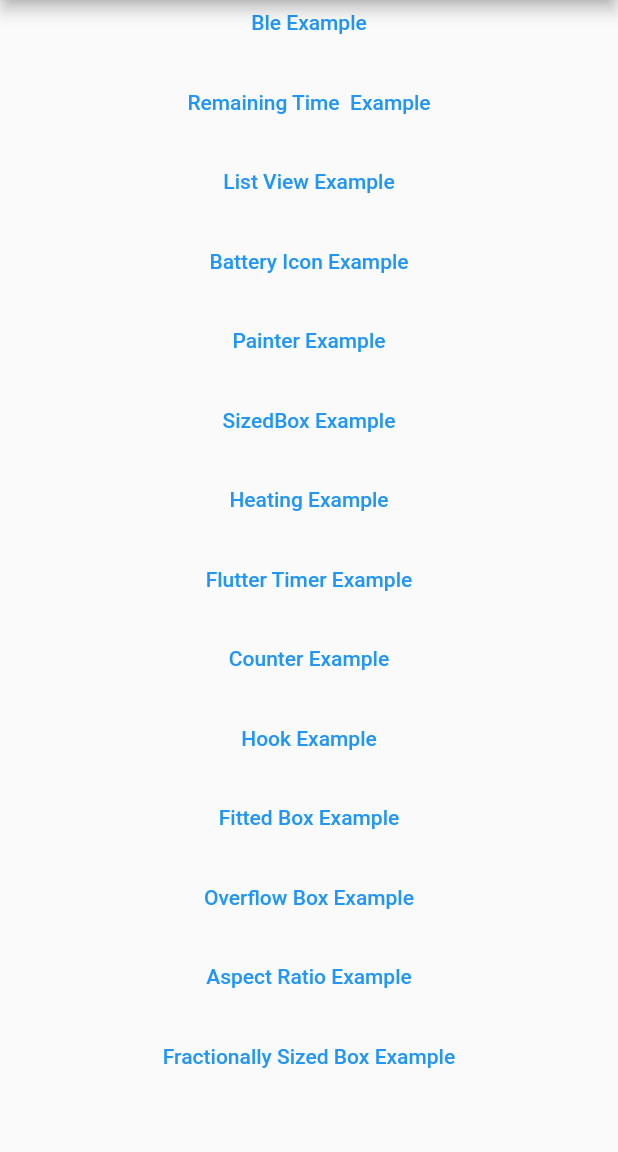
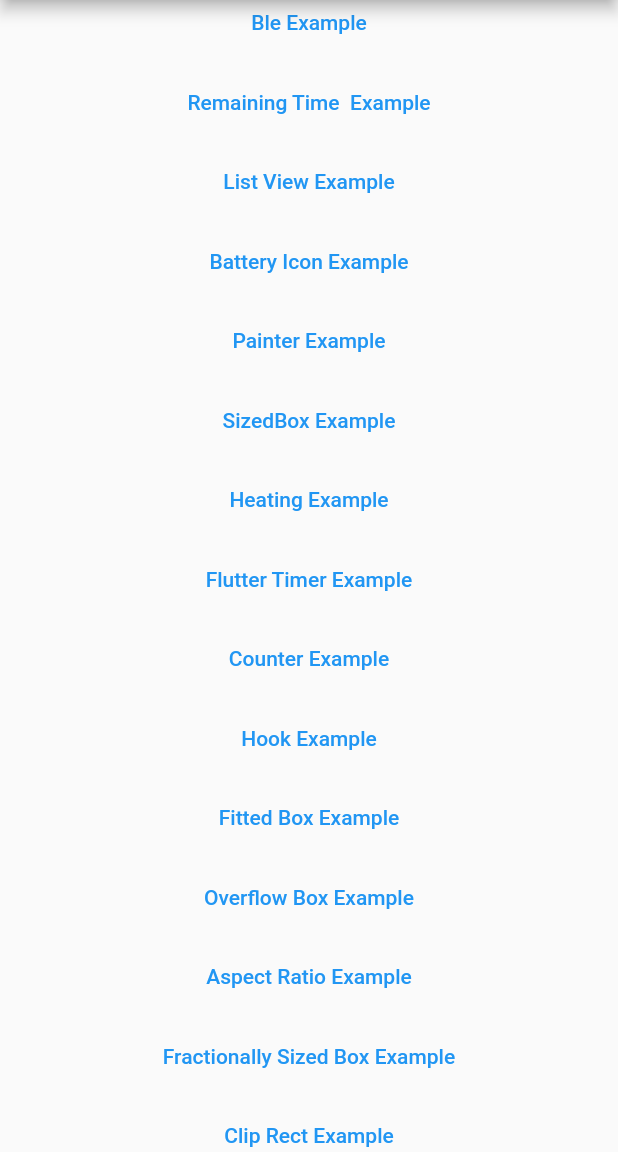
Before and after one commit to simonyang81/practice_flutter, a Flutter app: the screen it shows after launch, scrolled down 963 dp, on a phone screen of 412 x 824 dp, the part 84-1236 px from its top. Run offline on Flutter 3.47's test engine with Material 2 defaults, Android fonts, the phone set to English and light mode, and no system bars; our stand-ins replace flutter_blue_plus, flutter_hooks, flutter_spinkit, get, rflutter_alert; missing offline and left inert: f_logs.

Commit message:
clip rect example

```diff
--- a/lib/main.dart
+++ b/lib/main.dart
@@ -247,6 +247,12 @@
                 Get.toNamed(Routes.fractionallySizedBoxExample);
               }, child: const Text('Fractionally Sized Box Example')),
 
+              const SizedBox(height: 5,),
+
+              TextButton(onPressed: () {
+                Get.toNamed(Routes.clipRectExample);
+              }, child: const Text('Clip Rect Example')),
+
               const SizedBox(height: 40,),
 
             ],
--- a/lib/routes/pages.dart
+++ b/lib/routes/pages.dart
@@ -16,6 +16,7 @@
 import 'package:practice_flutter/ble_example/ble_example.dart';
 import 'package:practice_flutter/box_constraints_example/box_constraints_example.dart';
 import 'package:practice_flutter/canvas_example/canvas_example.dart';
+import 'package:practice_flutter/clip_rect_example/clip_rect_example.dart';
 import 'package:practice_flutter/container_example/container_example_view.dart';
 import 'package:practice_flutter/fitted_box_example/FittedBoxExample.dart';
 import 'package:practice_flutter/flutter_timer_example/flutter_timer_example.dart';
@@ -191,6 +192,8 @@
 
     GetPage(name: Routes.fractionallySizedBoxExample, page: () => const FractionallySizedBoxExample(), transition: Transition.rightToLeft),
 
+    GetPage(name: Routes.clipRectExample, page: () => const ClipRectExample(), transition: Transition.rightToLeft),
+
 
   ];
 
--- a/lib/routes/routes.dart
+++ b/lib/routes/routes.dart
@@ -46,6 +46,7 @@
   static const overflowBoxExample         = '/overflow-box-example';
   static const aspectRatioExample         = '/aspect-ratio-example';
   static const fractionallySizedBoxExample  = '/fractionally-sized-box-example';
+  static const clipRectExample            = '/clip-rect-example';
 
   static const canvasExample              = '/canvas-example';
 
```
Also changed, not shown: lib/clip_rect_example/clip_rect_example.dart (added, +44 -0 lines).
